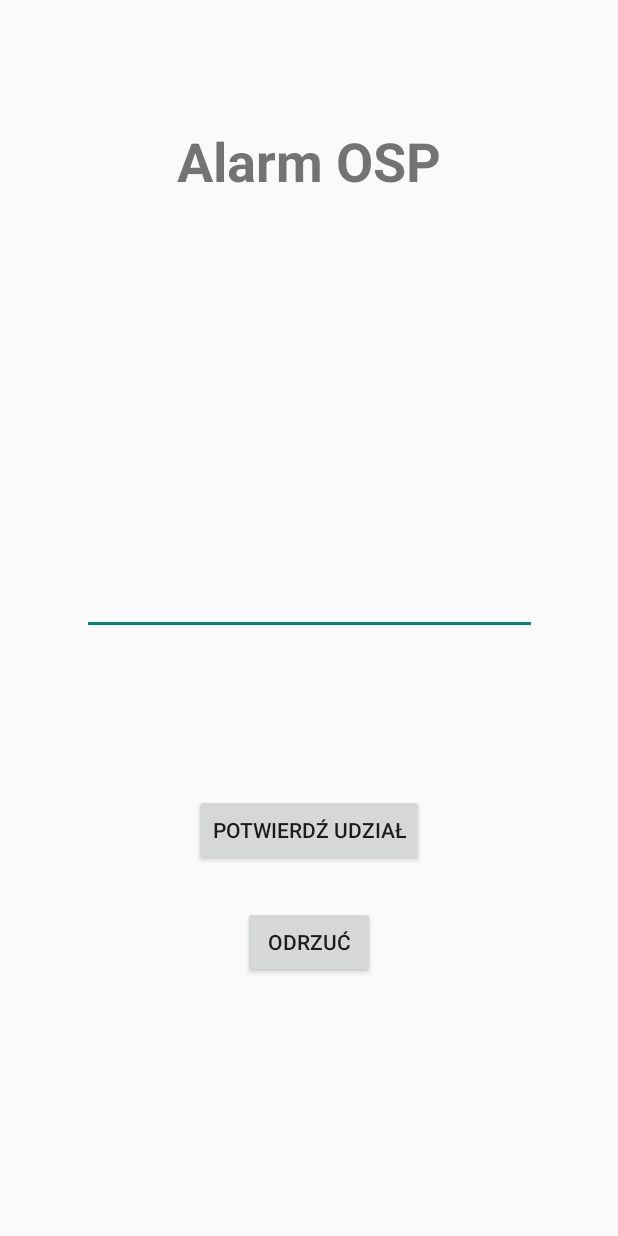
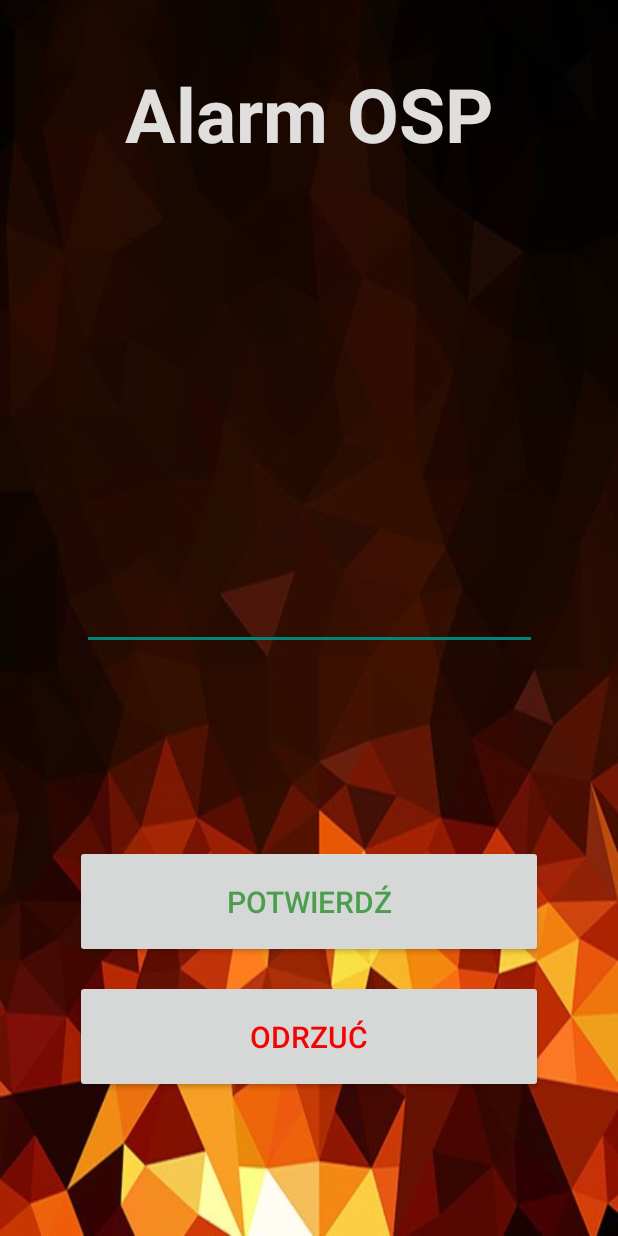
Before and after one commit to xxmxaxrxtxaxx/Alarm, an Android app: the AlarmView screen opened directly, with no data from a screen before it, on a phone screen of 412 x 824 dp. Run offline under Robolectric (Android 15) with nearby library versions, the phone set to English and light mode, and no system bars.

Commit message:
zmiana wyglądu ekranu aplikacji

```diff
--- a/app/src/main/java/com/example/alarm/View/AlarmView.kt
+++ b/app/src/main/java/com/example/alarm/View/AlarmView.kt
@@ -66,6 +66,7 @@ class AlarmView :  AppCompatActivity() {
 
         findViewById<Button>(R.id.odrzuc).setOnClickListener { view ->
             odtwarzacz.stop()
+            this.finish();
 
             var odpowiedz = OdpowiedzWebApi(fun(sukces){
                 Toast.makeText(applicationContext, "odrzucono", Toast.LENGTH_SHORT).show()
--- a/app/src/main/res/layout/activity_alarm_view.xml
+++ b/app/src/main/res/layout/activity_alarm_view.xml
@@ -4,6 +4,8 @@
     xmlns:tools="http://schemas.android.com/tools"
     android:layout_width="match_parent"
     android:layout_height="match_parent"
+
+    android:background="@drawable/tapeta"
     tools:context=".View.AlarmView">
 
     <TextView
@@ -11,35 +13,53 @@
         android:layout_width="wrap_content"
         android:layout_height="wrap_content"
         android:text="Alarm OSP"
-        android:textSize="36sp"
+        android:textColor="#E1DEDE"
+        android:textSize="50sp"
         android:textStyle="bold"
         android:typeface="sans"
         app:layout_constraintBottom_toTopOf="@+id/wiadomosc"
         app:layout_constraintEnd_toEndOf="parent"
         app:layout_constraintStart_toStartOf="parent"
-        app:layout_constraintTop_toTopOf="parent" />
+        app:layout_constraintTop_toTopOf="parent"
+        app:layout_constraintVertical_bias="0.27" />
 
     <Button
         android:id="@+id/potwierdz"
-        android:layout_width="wrap_content"
+        android:layout_width="0dp"
         android:layout_height="wrap_content"
-        android:text="Potwierdź udział"
+        android:layout_marginStart="50dp"
+        android:layout_marginLeft="50dp"
+        android:layout_marginEnd="50dp"
+        android:layout_marginRight="50dp"
+        android:height="75dp"
+        android:text="Potwierdź"
+        android:textColor="#4A9F4E"
+        android:textSize="20dp"
         app:layout_constraintBottom_toTopOf="@+id/odrzuc"
         app:layout_constraintEnd_toEndOf="parent"
+        app:layout_constraintHorizontal_bias="1.0"
         app:layout_constraintStart_toStartOf="parent"
         app:layout_constraintTop_toTopOf="parent"
-        app:layout_constraintVertical_bias="0.952" />
+        app:layout_constraintVertical_bias="0.975" />
 
     <Button
         android:id="@+id/odrzuc"
-        android:layout_width="wrap_content"
+        android:layout_width="0dp"
         android:layout_height="wrap_content"
+        android:layout_marginStart="50dp"
+        android:layout_marginLeft="50dp"
+        android:layout_marginEnd="50dp"
+        android:layout_marginRight="50dp"
+        android:height="75dp"
         android:text="Odrzuć"
+        android:textColor="#F30404"
+        android:textSize="20dp"
         app:layout_constraintBottom_toBottomOf="parent"
         app:layout_constraintEnd_toEndOf="parent"
+        app:layout_constraintHorizontal_bias="0.0"
         app:layout_constraintStart_toStartOf="parent"
         app:layout_constraintTop_toTopOf="parent"
-        app:layout_constraintVertical_bias="0.778" />
+        app:layout_constraintVertical_bias="0.873" />
 
     <EditText
         android:id="@+id/wiadomosc"
@@ -47,11 +67,14 @@
         android:layout_height="210dp"
         android:editable="false"
         android:ems="10"
-        android:gravity="start|top"
+        android:foregroundGravity="center"
+        android:gravity="center"
         android:inputType="textMultiLine"
+        android:textColor="#FAFFFFFF"
+        android:textSize="30dp"
         app:layout_constraintBottom_toTopOf="@+id/potwierdz"
         app:layout_constraintEnd_toEndOf="parent"
         app:layout_constraintStart_toStartOf="parent"
         app:layout_constraintTop_toTopOf="parent"
-        app:layout_constraintVertical_bias="0.669" />
+        app:layout_constraintVertical_bias="0.633" />
 </androidx.constraintlayout.widget.ConstraintLayout>
```
Also changed, not shown: app/src/main/res/layout/activity_main.xml (+28 -11 lines), app/src/main/res/drawable/tapeta.jpg (added), gradle/wrapper/gradle-wrapper.properties.
